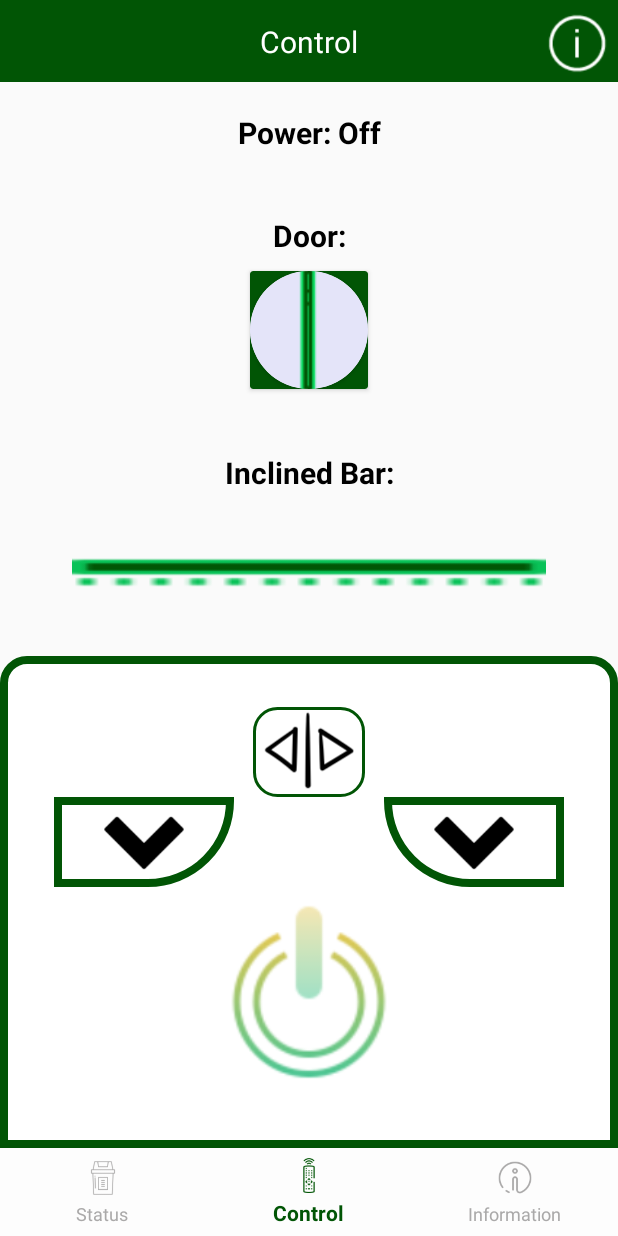
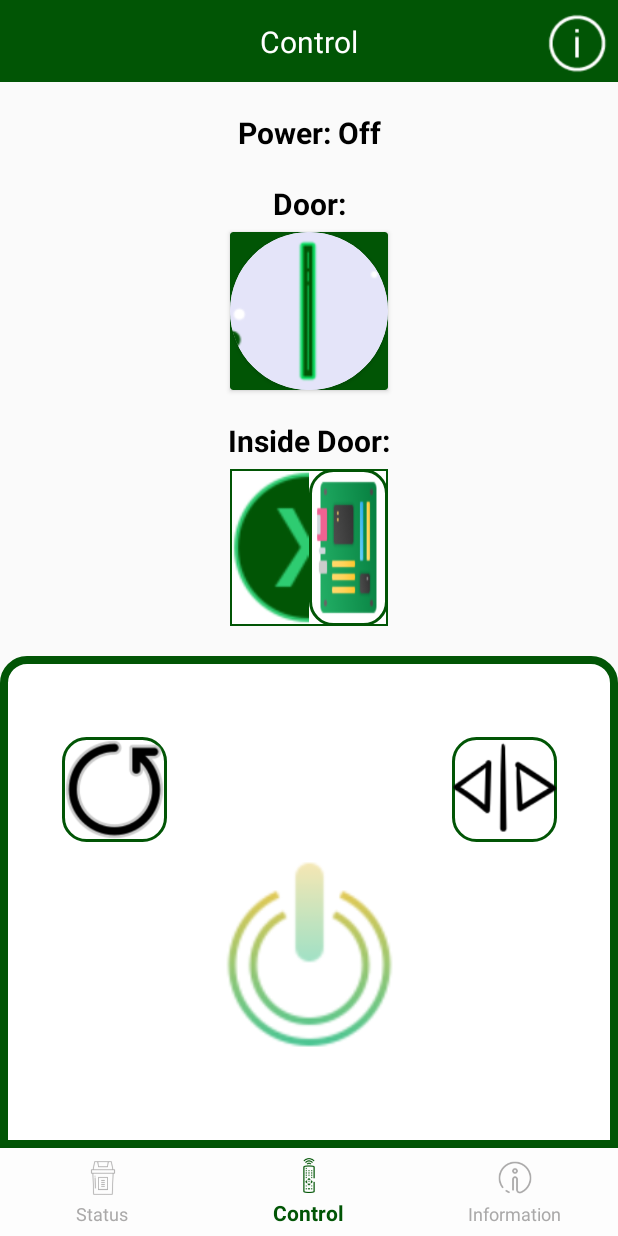
Before and after one commit to dttuyen260701/trash_managament, an Android app: the screen it shows after launch (MainActivity), item 2 of the bottom bar chosen, on a phone screen of 412 x 824 dp. Run offline under Robolectric (Android 15) with nearby library versions, the phone set to English and light mode, and no system bars.

Commit message:
fix design and wait data

```diff
--- a/app/src/main/java/com/example/manager/Models/Garbage_Can.java
+++ b/app/src/main/java/com/example/manager/Models/Garbage_Can.java
@@ -2,15 +2,13 @@ package com.example.manager.Models;
 
 public class Garbage_Can {
     private String ip;
-    private boolean door, leftDoor, rightDoor, power;
+    private boolean door, power;
     private float volume_recycle, volume_nonRecycle;
     //true la Mo, false la Dong
 
     public Garbage_Can(String ip, float volume_recycle, float volume_nonRecycle) {
         this.ip = ip;
         this.door = false;
-        this.leftDoor = false;
-        this.rightDoor = false;
         this.power = false;
         this.volume_recycle = volume_recycle;
         this.volume_nonRecycle = volume_nonRecycle;
@@ -30,22 +28,6 @@ public class Garbage_Can {
 
     public void setDoor(boolean door) {
         this.door = door;
-    }
-
-    public boolean isLeftDoor() {
-        return leftDoor;
-    }
-
-    public void setLeftDoor(boolean leftDoor) {
-        this.leftDoor = leftDoor;
-    }
-
-    public boolean isRightDoor() {
-        return rightDoor;
-    }
-
-    public void setRightDoor(boolean rightDoor) {
-        this.rightDoor = rightDoor;
     }
 
     public boolean isPower() {
@@ -77,8 +59,6 @@ public class Garbage_Can {
         return "Garbage_Can{" +
                 "ip='" + ip + '\'' +
                 ", door=" + door +
-                ", leftDoor=" + leftDoor +
-                ", rightDoor=" + rightDoor +
                 ", power=" + power +
                 ", volume_recycle=" + volume_recycle +
                 ", volume_nonRecycle=" + volume_nonRecycle +
--- a/app/src/main/java/com/example/manager/fragments/Fragment_Control.java
+++ b/app/src/main/java/com/example/manager/fragments/Fragment_Control.java
@@ -20,10 +20,10 @@ import com.example.manager.Utils.Constant_Values;
 
 public class Fragment_Control extends Fragment {
     private TextView txtPower_Control_Frag;
-    private ImageButton btnClose_Ctrl_Frag, btnLeftDoor_Ctrl_Frag,
-            btnRightDoor_Ctrl_Frag, btnPower_Ctrl_Frag;
+    private ImageButton btnClose_Ctrl_Frag, btnInSideDoor_Ctrl_Frag,
+            btnPower_Ctrl_Frag;
     private ImageView img_Descrip_Control_Frag, img_Door_Control_frag,
-            image_tool_bar_Control_frag;
+            image_tool_bar_Control_frag, img_board_Control_frag;
     private Garbage_Can garbage_can;
     private long mLastClick_Power = 0, mLastClick_Close = 0,
             mLastClick_LRDoor = 0;
@@ -44,11 +44,11 @@ public class Fragment_Control extends Fragment {
 
     private void SetUp(View view){
         btnClose_Ctrl_Frag = (ImageButton) view.findViewById(R.id.btnClose_Ctrl_Frag);
-        btnLeftDoor_Ctrl_Frag = (ImageButton) view.findViewById(R.id.btnLeftDoor_Ctrl_Frag);
-        btnRightDoor_Ctrl_Frag = (ImageButton) view.findViewById(R.id.btnRightDoor_Ctrl_Frag);
+        btnInSideDoor_Ctrl_Frag = (ImageButton) view.findViewById(R.id.btnInSideDoor_Ctrl_Frag);
         btnPower_Ctrl_Frag = (ImageButton) view.findViewById(R.id.btnPower_Ctrl_Frag);
         img_Descrip_Control_Frag = (ImageView) view.findViewById(R.id.img_Descrip_Control_Frag);
         img_Door_Control_frag = (ImageView) view.findViewById(R.id.img_Door_Control_frag);
+        img_board_Control_frag = (ImageView) view.findViewById(R.id.img_board_Control_frag);
         image_tool_bar_Control_frag = (ImageView) view.findViewById(R.id.image_tool_bar_Control_frag);
         txtPower_Control_Frag = (TextView) view.findViewById(R.id.txtPower_Control_Frag);
 
@@ -83,6 +83,7 @@ public class Fragment_Control extends Fragment {
                 }
                 Animation anim_alpha = AnimationUtils.loadAnimation(getContext(), R.anim.anim_alpha);
                 int finalImg_door = img_door;
+                anim_alpha.setDuration(2000);
                 anim_alpha.setAnimationListener(new Animation.AnimationListener() {
                     @Override
                     public void onAnimationStart(Animation animation) {
@@ -103,84 +104,16 @@ public class Fragment_Control extends Fragment {
             }
         });
 
-        btnLeftDoor_Ctrl_Frag.setOnClickListener(new View.OnClickListener() {
+        btnInSideDoor_Ctrl_Frag.setOnClickListener(new View.OnClickListener() {
             @Override
             public void onClick(View view) {
-                if (SystemClock.elapsedRealtime() - mLastClick_LRDoor < 2000){
-                    return;
-                }
-                mLastClick_LRDoor = SystemClock.elapsedRealtime();int rotate_degree = 0;
-                Animation rotate = null;
-                if(garbage_can.isLeftDoor()){
-                    garbage_can.setLeftDoor(false);
-                    btnLeftDoor_Ctrl_Frag.setImageResource(R.drawable.down);
-                    rotate_degree = 15;
-                    rotate = AnimationUtils.loadAnimation(getContext(), R.anim.anim_rotate_up);
-                } else {
-                    garbage_can.setLeftDoor(true);
-                    btnLeftDoor_Ctrl_Frag.setImageResource(R.drawable.up);
-                    rotate_degree = -15;
-                    rotate = AnimationUtils.loadAnimation(getContext(), R.anim.anim_rotate_down);
-                }
-                int finalRotate_degree = rotate_degree;
-                rotate.setAnimationListener(new Animation.AnimationListener() {
-                    @Override
-                    public void onAnimationStart(Animation animation) {
-
-                    }
-
-                    @Override
-                    public void onAnimationEnd(Animation animation) {
-                        image_tool_bar_Control_frag.setRotation(image_tool_bar_Control_frag.getRotation() + finalRotate_degree);
-                    }
-
-                    @Override
-                    public void onAnimationRepeat(Animation animation) {
-
-                    }
-                });
-                image_tool_bar_Control_frag.startAnimation(rotate);
-            }
-        });
-
-        btnRightDoor_Ctrl_Frag.setOnClickListener(new View.OnClickListener() {
-            @Override
-            public void onClick(View view) {
-                if (SystemClock.elapsedRealtime() - mLastClick_LRDoor < 2000){
+                if (SystemClock.elapsedRealtime() - mLastClick_LRDoor < 4000){
                     return;
                 }
                 mLastClick_LRDoor = SystemClock.elapsedRealtime();
-                int rotate_degree = 0;
-                Animation rotate = null;
-                if(garbage_can.isRightDoor()){
-                    garbage_can.setRightDoor(false);
-                    btnRightDoor_Ctrl_Frag.setImageResource(R.drawable.down);
-                    rotate_degree = -15;
-                    rotate = AnimationUtils.loadAnimation(getContext(), R.anim.anim_rotate_down);
-                } else {
-                    garbage_can.setRightDoor(true);
-                    btnRightDoor_Ctrl_Frag.setImageResource(R.drawable.up);
-                    rotate_degree = 15;
-                    rotate = AnimationUtils.loadAnimation(getContext(), R.anim.anim_rotate_up);
-                }
-                int finalRotate_degree = rotate_degree;
-                rotate.setAnimationListener(new Animation.AnimationListener() {
-                    @Override
-                    public void onAnimationStart(Animation animation) {
+                Animation rotate = AnimationUtils.loadAnimation(getContext(), R.anim.anim_rotate_down);
+                image_tool_bar_Control_frag.startAnimation(rotate);
 
-                    }
-
-                    @Override
-                    public void onAnimationEnd(Animation animation) {
-                        image_tool_bar_Control_frag.setRotation(image_tool_bar_Control_frag.getRotation() + finalRotate_degree);
-                    }
-
-                    @Override
-                    public void onAnimationRepeat(Animation animation) {
-
-                    }
-                });
-                image_tool_bar_Control_frag.startAnimation(rotate);
             }
         });
 
@@ -222,8 +155,7 @@ public class Fragment_Control extends Fragment {
         btnPower_Ctrl_Frag.setImageResource(R.drawable.power_on);
         btnClose_Ctrl_Frag.setImageResource(R.drawable.open);
         btnClose_Ctrl_Frag.setEnabled(false);
-        btnLeftDoor_Ctrl_Frag.setEnabled(false);
-        btnRightDoor_Ctrl_Frag.setEnabled(false);
+        btnInSideDoor_Ctrl_Frag.setEnabled(false);
     }
 
     private void isPowerOn(){
@@ -232,16 +164,26 @@ public class Fragment_Control extends Fragment {
         btnPower_Ctrl_Frag.setImageResource(R.drawable.power_off);
         btnClose_Ctrl_Frag.setImageResource(R.drawable.close);
         btnClose_Ctrl_Frag.setEnabled(true);
-        btnLeftDoor_Ctrl_Frag.setEnabled(true);
-        btnRightDoor_Ctrl_Frag.setEnabled(true);
+        btnInSideDoor_Ctrl_Frag.setEnabled(true);
         Animation anim_alpha = AnimationUtils.loadAnimation(getContext(), R.anim.anim_alpha);
-        img_Door_Control_frag.startAnimation(anim_alpha);
-        new Handler().postDelayed(new Runnable() {
+        anim_alpha.setDuration(2000);
+        anim_alpha.setAnimationListener(new Animation.AnimationListener() {
             @Override
-            public void run() {
+            public void onAnimationStart(Animation animation) {
+
+            }
+
+            @Override
+            public void onAnimationEnd(Animation animation) {
                 img_Door_Control_frag.setImageResource(R.drawable.garbage);
             }
-        }, 2000);
+
+            @Override
+            public void onAnimationRepeat(Animation animation) {
+
+            }
+        });
+        img_Door_Control_frag.startAnimation(anim_alpha);
     }
 
 
@@ -254,24 +196,6 @@ public class Fragment_Control extends Fragment {
             img_Door_Control_frag.setImageResource(R.drawable.door);
         }
 
-        if(garbage_can.isLeftDoor()){
-            btnLeftDoor_Ctrl_Frag.setImageResource(R.drawable.up);
-        } else {
-            btnLeftDoor_Ctrl_Frag.setImageResource(R.drawable.down);
-        }
-
-        if(garbage_can.isRightDoor()){
-            btnRightDoor_Ctrl_Frag.setImageResource(R.drawable.up);
-        } else {
-            btnRightDoor_Ctrl_Frag.setImageResource(R.drawable.down);
-        }
-
-        if(garbage_can.isRightDoor() && !garbage_can.isLeftDoor()){
-            image_tool_bar_Control_frag.setRotation(15);
-        } else if(garbage_can.isLeftDoor() && !garbage_can.isRightDoor()){
-            image_tool_bar_Control_frag.setRotation(-15);
-        }
-
         if(garbage_can.isPower()){
             txtPower_Control_Frag.setText("Power: On");
             isPowerOn();
--- /dev/null
+++ b/app/src/main/res/drawable/custom_backgroud_inside_door.xml
@@ -0,0 +1,10 @@
+<?xml version="1.0" encoding="utf-8"?>
+<shape xmlns:android="http://schemas.android.com/apk/res/android"
+    android:shape="rectangle">
+
+    <solid android:color="@color/white"/>
+    <size android:width="50dp"
+        android:height="50dp"/>
+    <stroke android:color="@color/app_themes"
+        android:width="1dp"/>
+</shape>
--- a/app/src/main/res/layout/fragment_control.xml
+++ b/app/src/main/res/layout/fragment_control.xml
@@ -83,9 +83,10 @@
         <TextView
             android:id="@+id/txtDoor_Control_Frag"
             android:layout_width="match_parent"
-            android:layout_height="0dp"
+            android:layout_height="wrap_content"
             android:gravity="bottom|center"
-            android:paddingBottom="10dp"
+            android:paddingTop="20dp"
+            android:paddingBottom="5dp"
             android:text="Door:"
             android:textColor="@color/black"
             android:textSize="20sp"
@@ -115,7 +116,7 @@
                     android:id="@+id/img_Door_Control_frag"
                     android:layout_width="match_parent"
                     android:layout_height="match_parent"
-                    android:scaleType="center"
+                    android:scaleType="fitCenter"
                     app:srcCompat="@drawable/door" />
 
             </androidx.cardview.widget.CardView>
@@ -124,15 +125,17 @@
         <TextView
             android:id="@+id/txtTask_Control_Frag"
             android:layout_width="match_parent"
-            android:layout_height="0dp"
+            android:layout_height="wrap_content"
             android:gravity="bottom|center"
-            android:paddingBottom="10dp"
-            android:text="Inclined Bar:"
+            android:paddingTop="20dp"
+            android:paddingBottom="5dp"
+            android:text="Inside Door:"
             android:textColor="@color/black"
             android:textSize="20sp"
             android:textStyle="bold"
-            app:layout_constraintBottom_toTopOf="@+id/image_tool_bar_Control_frag"
+            app:layout_constraintBottom_toTopOf="@+id/layout_Control_frag"
             app:layout_constraintEnd_toEndOf="parent"
+            app:layout_constraintHorizontal_bias="0.0"
             app:layout_constraintStart_toStartOf="parent"
             app:layout_constraintTop_toBottomOf="@+id/card_view" />
 
@@ -152,18 +155,36 @@
             app:layout_constraintTop_toTopOf="parent"
             app:layout_constraintVertical_chainStyle="spread" />
 
+        <LinearLayout
+            android:id="@+id/layout_Control_frag"
+            android:layout_width="0dp"
+            android:layout_height="0dp"
+            android:layout_marginBottom="20dp"
+            android:background="@drawable/custom_backgroud_inside_door"
+            android:orientation="horizontal"
+            android:weightSum="2"
+            app:layout_constraintBottom_toBottomOf="parent"
+            app:layout_constraintDimensionRatio="h,1:1"
+            app:layout_constraintEnd_toEndOf="parent"
+            app:layout_constraintStart_toStartOf="parent"
+            app:layout_constraintTop_toBottomOf="@+id/txtTask_Control_Frag">
+
             <ImageView
                 android:id="@+id/image_tool_bar_Control_frag"
                 android:layout_width="0dp"
-            android:layout_height="0dp"
-            android:layout_marginBottom="20dp"
+                android:layout_height="match_parent"
+                android:layout_weight="1"
+                app:srcCompat="@drawable/semi_cycler2" />
+
+            <ImageView
+                android:id="@+id/img_board_Control_frag"
+                android:layout_width="0dp"
+                android:layout_height="match_parent"
+                android:layout_weight="1"
+                android:background="@drawable/custom_button_control"
                 android:scaleType="fitXY"
-            app:layout_constraintBottom_toBottomOf="parent"
-            app:layout_constraintDimensionRatio="h,4:1"
-            app:layout_constraintEnd_toEndOf="parent"
-            app:layout_constraintStart_toStartOf="parent"
-            app:layout_constraintTop_toBottomOf="@+id/txtTask_Control_Frag"
-            app:srcCompat="@drawable/inclined_bar" />
+                app:srcCompat="@drawable/motherboard" />
+        </LinearLayout>
 
     </androidx.constraintlayout.widget.ConstraintLayout>
 
@@ -174,6 +195,7 @@
         android:background="@drawable/custom_layout_garbage_can_head"
         app:layout_constraintBottom_toBottomOf="parent"
         app:layout_constraintEnd_toEndOf="parent"
+        app:layout_constraintHorizontal_bias="0.0"
         app:layout_constraintStart_toStartOf="parent"
         app:layout_constraintTop_toBottomOf="@+id/layout_StatusCtrl_Frag"
         app:layout_constraintVertical_weight="6">
@@ -181,69 +203,56 @@
         <androidx.constraintlayout.widget.ConstraintLayout
             android:id="@+id/layout_btn_Door"
             android:layout_width="0dp"
-            android:layout_height="60dp"
+            android:layout_height="70dp"
+            android:layout_marginStart="25dp"
+            android:layout_marginEnd="25dp"
             android:orientation="horizontal"
             app:layout_constraintBottom_toTopOf="@+id/btnPower_Ctrl_Frag"
-            app:layout_constraintDimensionRatio="w,6:1"
+            app:layout_constraintDimensionRatio="w,5:1"
             app:layout_constraintEnd_toEndOf="parent"
             app:layout_constraintStart_toStartOf="parent"
-            app:layout_constraintTop_toBottomOf="@+id/btnClose_Ctrl_Frag">
+            app:layout_constraintTop_toTopOf="parent"
+            app:layout_constraintVertical_chainStyle="packed">
 
             <ImageButton
-                android:id="@+id/btnRightDoor_Ctrl_Frag"
-                android:layout_width="0dp"
-                android:layout_height="0dp"
-                android:layout_marginEnd="10dp"
-                android:background="@drawable/custom_button_control_rightdoor"
-                android:contentDescription="Right Door"
-                android:scaleType="fitCenter"
-                app:layout_constraintBottom_toBottomOf="parent"
-                app:layout_constraintDimensionRatio="h,2:1"
-                app:layout_constraintEnd_toEndOf="parent"
-                app:layout_constraintHorizontal_bias="0.5"
-                app:layout_constraintStart_toEndOf="@+id/btnLeftDoor_Ctrl_Frag"
-                app:layout_constraintTop_toTopOf="parent"
-                app:srcCompat="@drawable/down" />
-
-            <ImageButton
-                android:id="@+id/btnLeftDoor_Ctrl_Frag"
+                android:id="@+id/btnInSideDoor_Ctrl_Frag"
                 android:layout_width="0dp"
                 android:layout_height="0dp"
                 android:layout_marginStart="10dp"
-                android:background="@drawable/custom_button_control_leftdoor"
+                android:background="@drawable/custom_button_control"
                 android:contentDescription="Left Door"
                 android:scaleType="fitCenter"
                 app:layout_constraintBottom_toBottomOf="parent"
-                app:layout_constraintDimensionRatio="h,2:1"
-                app:layout_constraintEnd_toStartOf="@+id/btnRightDoor_Ctrl_Frag"
+                app:layout_constraintDimensionRatio="w,1:1"
+                app:layout_constraintEnd_toStartOf="@+id/btnClose_Ctrl_Frag"
                 app:layout_constraintHorizontal_bias="0.5"
                 app:layout_constraintHorizontal_chainStyle="spread_inside"
                 app:layout_constraintStart_toStartOf="parent"
                 app:layout_constraintTop_toTopOf="parent"
-                app:srcCompat="@drawable/down" />
-        </androidx.constraintlayout.widget.ConstraintLayout>
+                app:layout_constraintVertical_bias="1.0"
+                app:srcCompat="@drawable/open_inside_door" />
 
             <ImageButton
                 android:id="@+id/btnClose_Ctrl_Frag"
                 android:layout_width="0dp"
-            android:layout_height="60dp"
-            android:layout_marginTop="5dp"
+                android:layout_height="0dp"
+                android:layout_marginEnd="10dp"
                 android:background="@drawable/custom_button_control"
                 android:contentDescription="Close/Open"
                 android:scaleType="fitCenter"
-            app:layout_constraintBottom_toTopOf="@+id/layout_btn_Door"
-            app:layout_constraintDimensionRatio="5:4"
+                app:layout_constraintBottom_toBottomOf="parent"
+                app:layout_constraintDimensionRatio="w,1:1"
                 app:layout_constraintEnd_toEndOf="parent"
-            app:layout_constraintStart_toStartOf="parent"
+                app:layout_constraintHorizontal_bias="0.5"
+                app:layout_constraintStart_toEndOf="@+id/btnInSideDoor_Ctrl_Frag"
                 app:layout_constraintTop_toTopOf="parent"
-            app:layout_constraintVertical_chainStyle="packed"
                 app:srcCompat="@drawable/close" />
+        </androidx.constraintlayout.widget.ConstraintLayout>
 
         <ImageButton
             android:id="@+id/btnPower_Ctrl_Frag"
             android:layout_width="0dp"
-            android:layout_height="140dp"
-            android:layout_marginBottom="5dp"
+            android:layout_height="150dp"
             android:background="@null"
             android:contentDescription="Power On/Off"
             android:scaleType="centerCrop"
```
Also changed, not shown: app/src/main/res/anim/anim_rotate_down.xml (+4 -4 lines), app/src/main/res/anim/anim_rotate_up.xml (deleted, +0 -9 lines), app/src/main/res/drawable-v24/down.png (deleted), app/src/main/res/drawable-v24/inclined_bar.png (deleted), app/src/main/res/drawable-v24/motherboard.png (added), app/src/main/res/drawable-v24/open_inside_door.png (added), app/src/main/res/drawable-v24/semi_cycler2.png (added), app/src/main/res/drawable-v24/up.png (deleted). Lines whose indentation alone changed are shown as unchanged.
